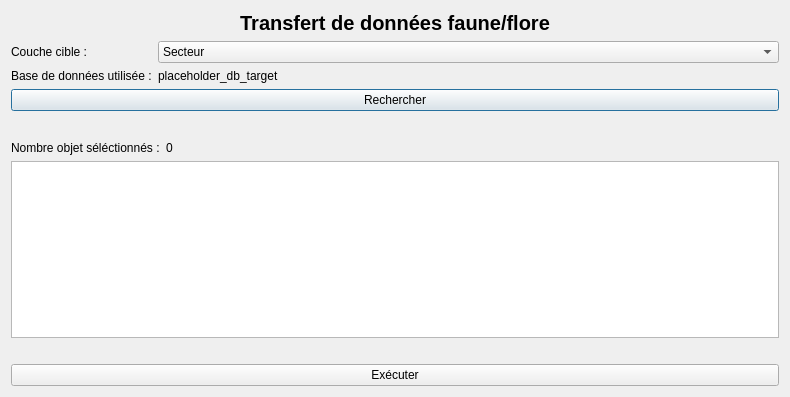
Old version of the form transdata/ui/form_settings.ui in the repository CEN-Hauts-de-France/transdata.
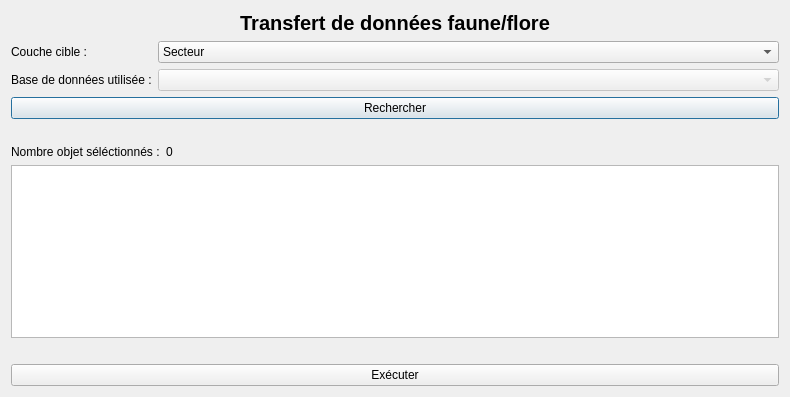
New version of the form.

Commit message: Correction nom label titre

```diff
--- a/transdata/ui/form_settings.ui
+++ b/transdata/ui/form_settings.ui
@@ -85,7 +85,7 @@
        </item>
       </widget>
      </item>
-     <item row="3" column="0" colspan="2">
+     <item row="6" column="0" colspan="2">
       <widget class="QPushButton" name="btn_recherch">
        <property name="locale">
         <locale language="French" country="France"/>
@@ -103,12 +103,9 @@
       </widget>
      </item>
      <item row="2" column="1">
-      <widget class="QLabel" name="lbl_database_value">
-       <property name="locale">
-        <locale language="French" country="France"/>
-       </property>
-       <property name="text">
-        <string>placeholder_db_target</string>
+      <widget class="QComboBox" name="cbb_database">
+       <property name="enabled">
+        <bool>false</bool>
        </property>
       </widget>
      </item>
```
Left out of the diff: 2 changed lines with no effect on the pictures.
